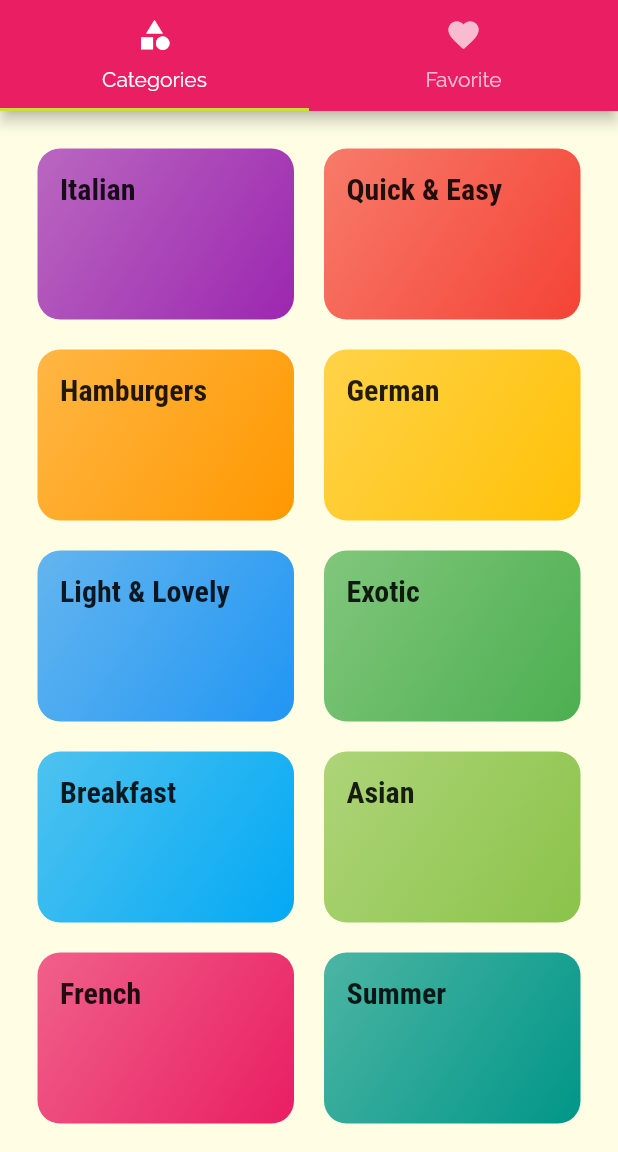
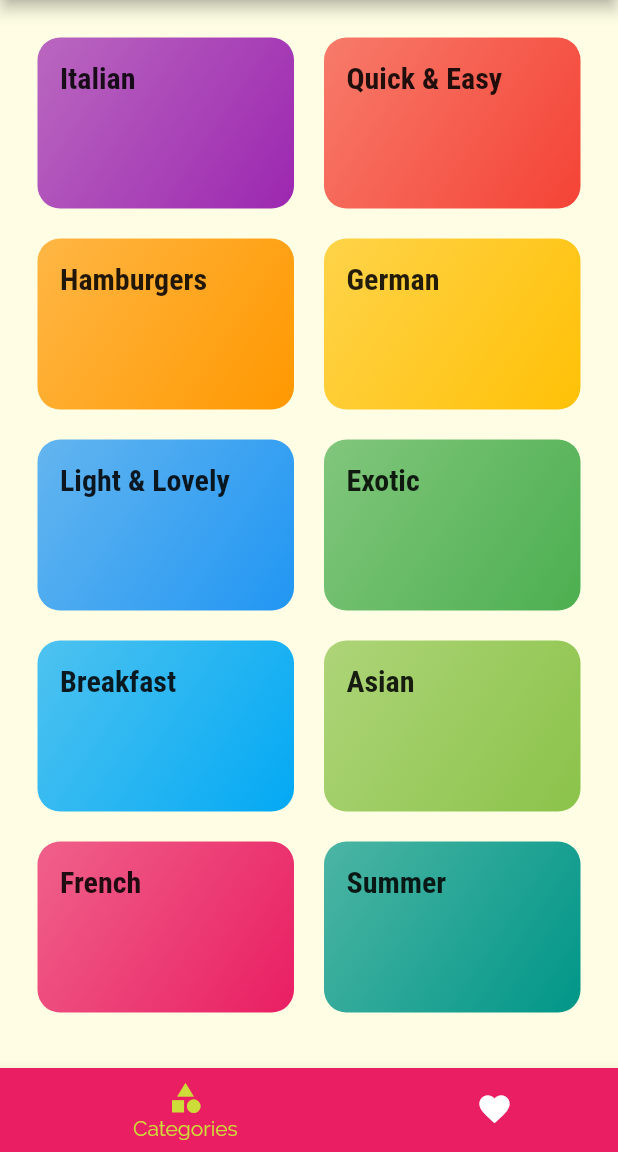
Before and after one commit to harshthakur066/Recipeze, a Flutter app: the screen it shows after launch, on a phone screen of 412 x 824 dp, the part 84-1236 px from its top. Run offline on Flutter 3.47's test engine with Material 2 defaults, Android fonts, the phone set to English and light mode, and no system bars.

Commit message:
added bottom navigation

```diff
--- a/lib/main.dart
+++ b/lib/main.dart
@@ -1,6 +1,7 @@
 import 'package:flutter/material.dart';
 
-import './screens/tabs_screen.dart';
+// import 'screens/tabs_top_screen.dart';
+import 'screens/tabs_bottom_screen.dart';
 import './screens/categories_screen.dart';
 import './screens/category_meals_screen.dart';
 import './screens/meal_detail_screen.dart';
@@ -30,7 +31,8 @@ class MyApp extends StatelessWidget {
               fontWeight: FontWeight.bold,
             )),
       ),
-      home: TabsScreen(),
+      // home: TabsTopScreen(),
+      home: TabsBottomScreen(),
       routes: {
         CategoryMealsScreen.routeName: (ctx) => CategoryMealsScreen(),
         MealDetailScreen.routeName: (ctx) => MealDetailScreen(),
--- /dev/null
+++ b/lib/screens/tabs_bottom_screen.dart
@@ -0,0 +1,58 @@
+import 'package:flutter/material.dart';
+
+import 'categories_screen.dart';
+import 'favorite_screen.dart';
+
+class TabsBottomScreen extends StatefulWidget {
+  @override
+  _TabsBottomScreenState createState() => _TabsBottomScreenState();
+}
+
+class _TabsBottomScreenState extends State<TabsBottomScreen> {
+  final List<Map<String, Object>> _pages = [
+    {'title': 'Recipeze', 'pages': CategoriesScreen()},
+    {'title': 'Your Favorites', 'pages': FavoriteScreen()},
+  ];
+  int _selectedPageIndex = 0;
+
+  void _selectPage(int index) {
+    setState(() {
+      _selectedPageIndex = index;
+    });
+  }
+
+  @override
+  Widget build(BuildContext context) {
+    return DefaultTabController(
+      length: 2,
+      child: Scaffold(
+        appBar: AppBar(
+          title: Text(
+            _pages[_selectedPageIndex]['title'],
+          ),
+        ),
+        body: _pages[_selectedPageIndex]['pages'],
+        bottomNavigationBar: BottomNavigationBar(
+          onTap: _selectPage,
+          backgroundColor: Theme.of(context).primaryColor,
+          unselectedItemColor: Colors.white,
+          selectedItemColor: Theme.of(context).accentColor,
+          currentIndex: _selectedPageIndex,
+          type: BottomNavigationBarType.shifting,
+          items: [
+            BottomNavigationBarItem(
+              backgroundColor: Theme.of(context).primaryColor,
+              icon: Icon(Icons.category),
+              title: Text('Categories'),
+            ),
+            BottomNavigationBarItem(
+              backgroundColor: Theme.of(context).primaryColor,
+              icon: Icon(Icons.favorite),
+              title: Text('Favorite'),
+            ),
+          ],
+        ),
+      ),
+    );
+  }
+}
--- a/lib/screens/tabs_screen.dart
+++ b/lib/screens/tabs_top_screen.dart
@@ -1,14 +1,9 @@
 import 'package:flutter/material.dart';
 
-import './categories_screen.dart';
-import './favorite_screen.dart';
+import 'categories_screen.dart';
+import 'favorite_screen.dart';
 
-class TabsScreen extends StatefulWidget {
-  @override
-  _TabsScreenState createState() => _TabsScreenState();
-}
-
-class _TabsScreenState extends State<TabsScreen> {
+class TabsTopScreen extends StatelessWidget {
   @override
   Widget build(BuildContext context) {
     return DefaultTabController(
```
